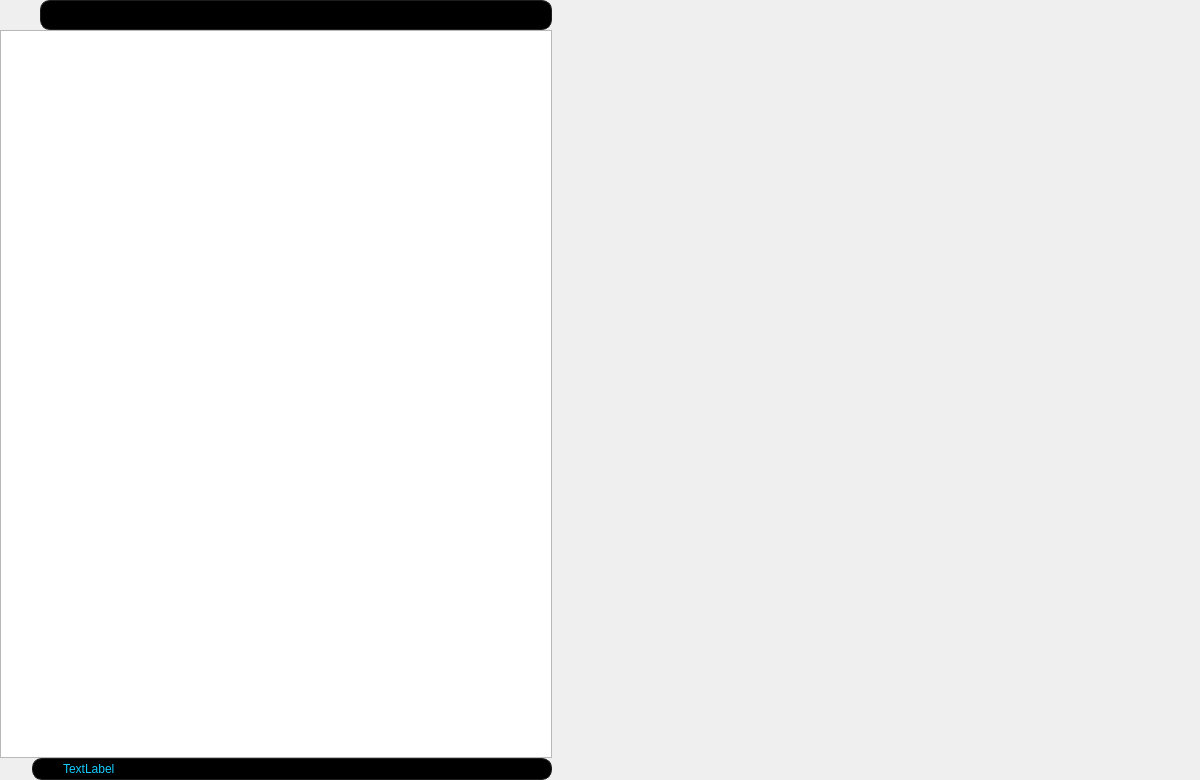
ifreddyrod/SPYDER-Player-pyqt, file assets/PlayerMainWindow.ui: the form before one commit.
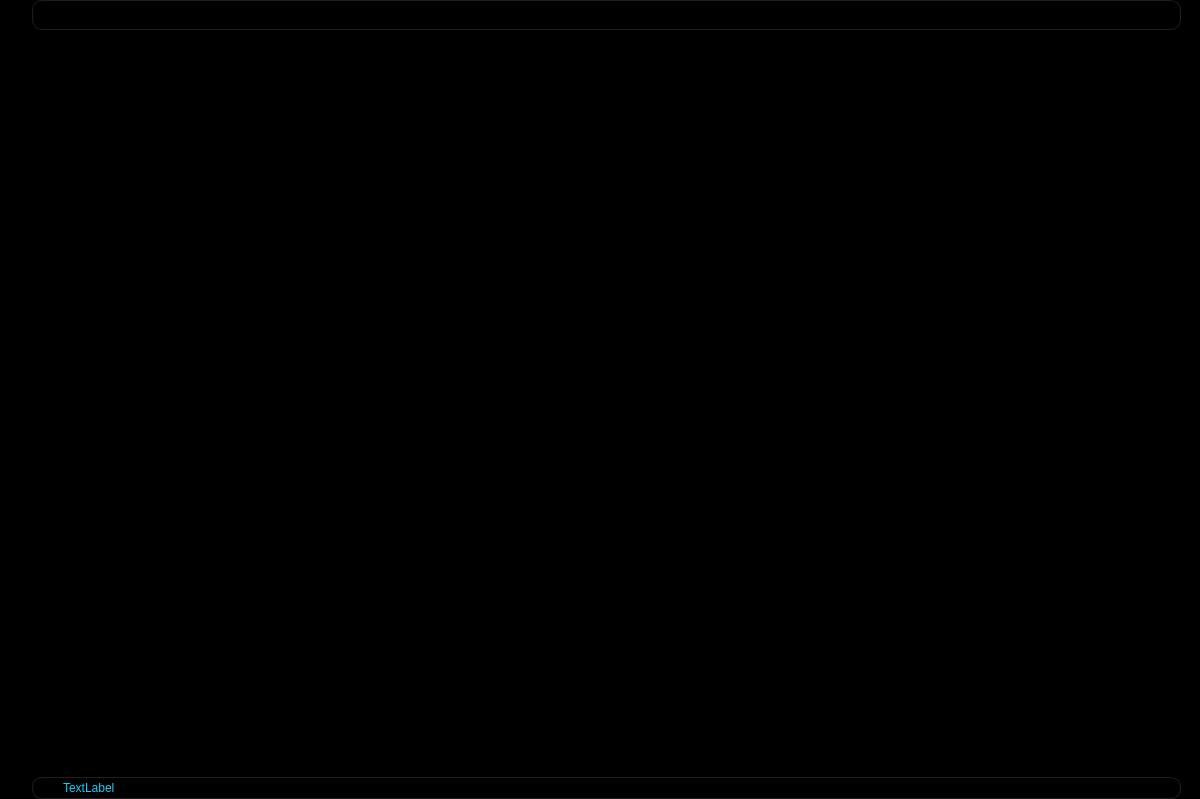
The form after the commit. Icons and pictures are not drawn.

Commit message: - Fixed some gui issues (had to relayout the main screen because there was a bar on the player when in full screen) - Made a spec file to build the python library with the executable

```diff
--- a/assets/PlayerMainWindow.ui
+++ b/assets/PlayerMainWindow.ui
@@ -7,29 +7,17 @@
     <x>0</x>
     <y>0</y>
     <width>1200</width>
-    <height>780</height>
+    <height>799</height>
    </rect>
   </property>
-  <property name="sizePolicy">
-   <sizepolicy hsizetype="Expanding" vsizetype="Expanding">
-    <horstretch>0</horstretch>
-    <verstretch>0</verstretch>
-   </sizepolicy>
-  </property>
   <property name="windowTitle">
-   <string>SPYDER Player</string>
-  </property>
-  <property name="windowIcon">
-   <iconset resource="resources.qrc">
-    <normaloff>:/icons/icons/spider.png</normaloff>:/icons/icons/spider.png</iconset>
-  </property>
-  <property name="autoFillBackground">
-   <bool>false</bool>
+   <string>Form</string>
   </property>
   <property name="styleSheet">
-   <string notr="true">color: white;</string>
+   <string notr="true">color: white;
+background-color: black;</string>
   </property>
-  <layout class="QVBoxLayout" name="verticalLayout" stretch="10">
+  <layout class="QVBoxLayout" name="verticalLayout_3">
    <property name="spacing">
     <number>0</number>
    </property>
@@ -47,6 +35,12 @@
    </property>
    <item>
     <widget class="QSplitter" name="Horizontal_splitter">
+     <property name="minimumSize">
+      <size>
+       <width>300</width>
+       <height>0</height>
+      </size>
+     </property>
      <property name="styleSheet">
       <string notr="true">background-color: rgb(0, 0, 0);
 
@@ -61,8 +55,16 @@
      <property name="handleWidth">
       <number>1</number>
      </property>
-     <widget class="QWidget" name="horizontalLayoutWidget_2">
-      <layout class="QHBoxLayout" name="horizontalLayout_2">
+     <widget class="QWidget" name="horizontalLayoutWidget">
+      <layout class="QHBoxLayout" name="horizontalLayout">
+       <property name="spacing">
+        <number>0</number>
+       </property>
+       <property name="sizeConstraint">
+        <enum>QLayout::SizeConstraint::SetDefaultConstraint</enum>
+       </property>
+       <item>
+        <layout class="QHBoxLayout" name="horizontalLayout_3">
        <property name="spacing">
         <number>0</number>
        </property>
@@ -78,6 +80,18 @@
            </property>
            <item>
             <widget class="QPushButton" name="Search_button">
+               <property name="sizePolicy">
+                <sizepolicy hsizetype="Fixed" vsizetype="Fixed">
+                 <horstretch>0</horstretch>
+                 <verstretch>0</verstretch>
+                </sizepolicy>
+               </property>
+               <property name="maximumSize">
+                <size>
+                 <width>32</width>
+                 <height>30</height>
+                </size>
+               </property>
              <property name="toolTip">
               <string>Search All Lists</string>
              </property>
@@ -350,9 +364,14 @@
         </layout>
        </item>
       </layout>
+       </item>
+      </layout>
      </widget>
-     <widget class="QWidget" name="horizontalLayoutWidget_3">
-      <layout class="QHBoxLayout" name="horizontalLayout_3">
+     <widget class="QWidget" name="horizontalLayoutWidget_2">
+      <layout class="QVBoxLayout" name="verticalLayout" stretch="0">
+       <property name="spacing">
+        <number>0</number>
+       </property>
        <item>
         <widget class="QSplitter" name="Vertical_splitter">
          <property name="styleSheet">
@@ -365,30 +384,15 @@
           <enum>Qt::Orientation::Vertical</enum>
          </property>
          <property name="handleWidth">
-          <number>1</number>
+          <number>4</number>
          </property>
          <widget class="QWidget" name="VideoView_widget" native="true">
           <property name="sizePolicy">
            <sizepolicy hsizetype="Expanding" vsizetype="Expanding">
-            <horstretch>10</horstretch>
+            <horstretch>0</horstretch>
             <verstretch>0</verstretch>
            </sizepolicy>
           </property>
-          <property name="minimumSize">
-           <size>
-            <width>300</width>
-            <height>0</height>
-           </size>
-          </property>
-          <property name="mouseTracking">
-           <bool>true</bool>
-          </property>
-          <property name="tabletTracking">
-           <bool>false</bool>
-          </property>
-          <property name="focusPolicy">
-           <enum>Qt::FocusPolicy::ClickFocus</enum>
-          </property>
          </widget>
          <widget class="QWidget" name="verticalLayoutWidget_2">
           <layout class="QVBoxLayout" name="botomverticalLayout">
```
Lines whose indentation alone changed are shown as unchanged. The commit also changes 7 other files.
